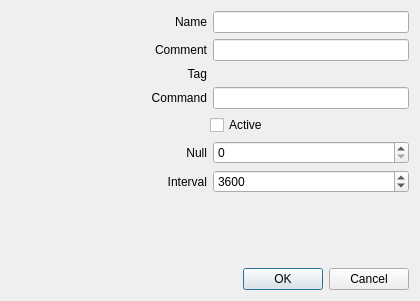
This is sources/awesomewidgets/extupgrade.ui in arcan1s/awesome-widgets as Qt 5 draws it before an edit. The edited form follows.
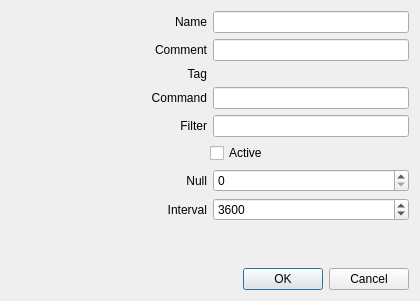
This is the edited form.

Commit message: Add filter feature to ExtUpgrade (ApiVer = 3)

The edit to the form file:
```diff
--- a/sources/awesomewidgets/extupgrade.ui
+++ b/sources/awesomewidgets/extupgrade.ui
@@ -104,6 +104,29 @@
      </item>
     </layout>
    </item>
+   <item>
+    <layout class="QHBoxLayout" name="layout_filter">
+     <item>
+      <widget class="QLabel" name="label_filter">
+       <property name="sizePolicy">
+        <sizepolicy hsizetype="Expanding" vsizetype="Preferred">
+         <horstretch>0</horstretch>
+         <verstretch>0</verstretch>
+        </sizepolicy>
+       </property>
+       <property name="text">
+        <string>Filter</string>
+       </property>
+       <property name="alignment">
+        <set>Qt::AlignRight|Qt::AlignTrailing|Qt::AlignVCenter</set>
+       </property>
+      </widget>
+     </item>
+     <item>
+      <widget class="QLineEdit" name="lineEdit_filter"/>
+     </item>
+    </layout>
+   </item>
    <item>
     <layout class="QHBoxLayout" name="layout_active">
      <item>
```
The commit also changes 17 other files.
